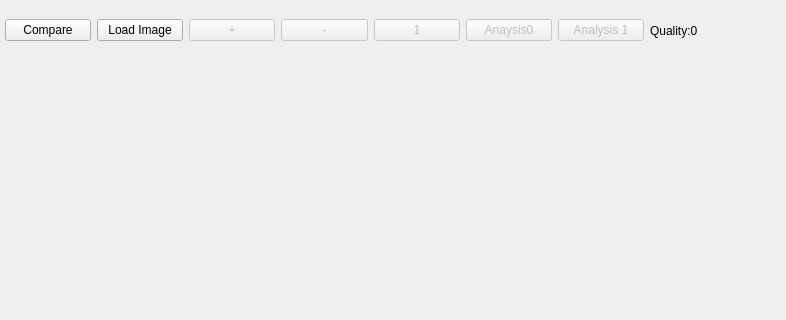
The window that IrisAnalysisUI.ui (hasbegun/IrisAnalysis) describes before a commit, drawn with Qt 5; both pictures show x 0 to 786 and y 0 to 320 of the 786 by 764 pixel window.
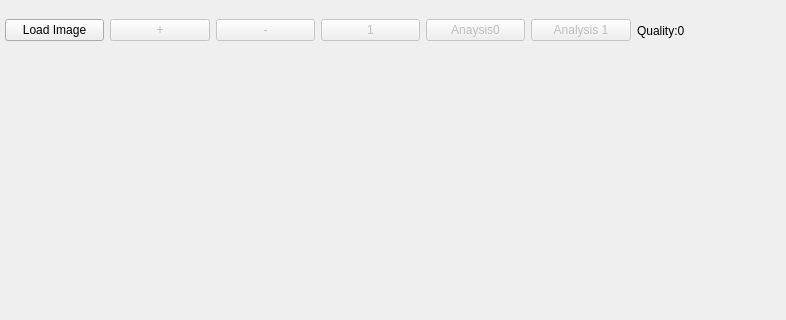
The same window after the commit.

```diff
--- a/IrisAnalysisUI.ui
+++ b/IrisAnalysisUI.ui
@@ -62,13 +62,6 @@
      </rect>
     </property>
     <layout class="QHBoxLayout" name="horizontalLayout">
-     <item>
-      <widget class="QPushButton" name="compareBtn">
-       <property name="text">
-        <string>Compare</string>
-       </property>
-      </widget>
-     </item>
      <item>
       <widget class="QPushButton" name="loadImageBtn">
        <property name="text">
```
